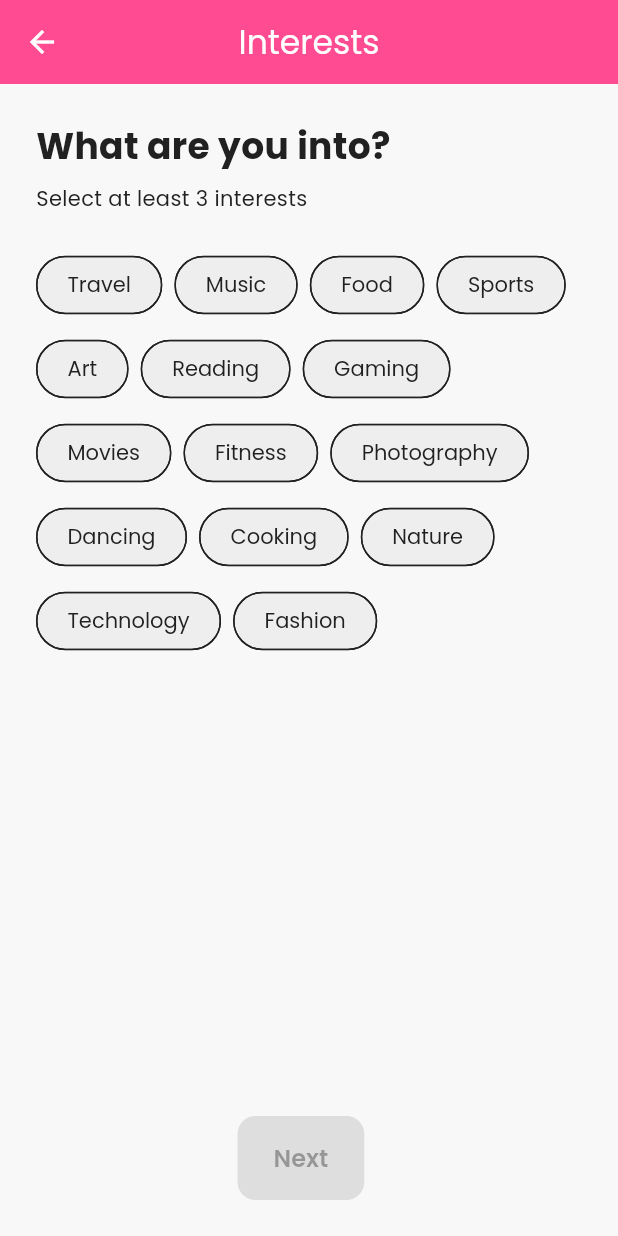
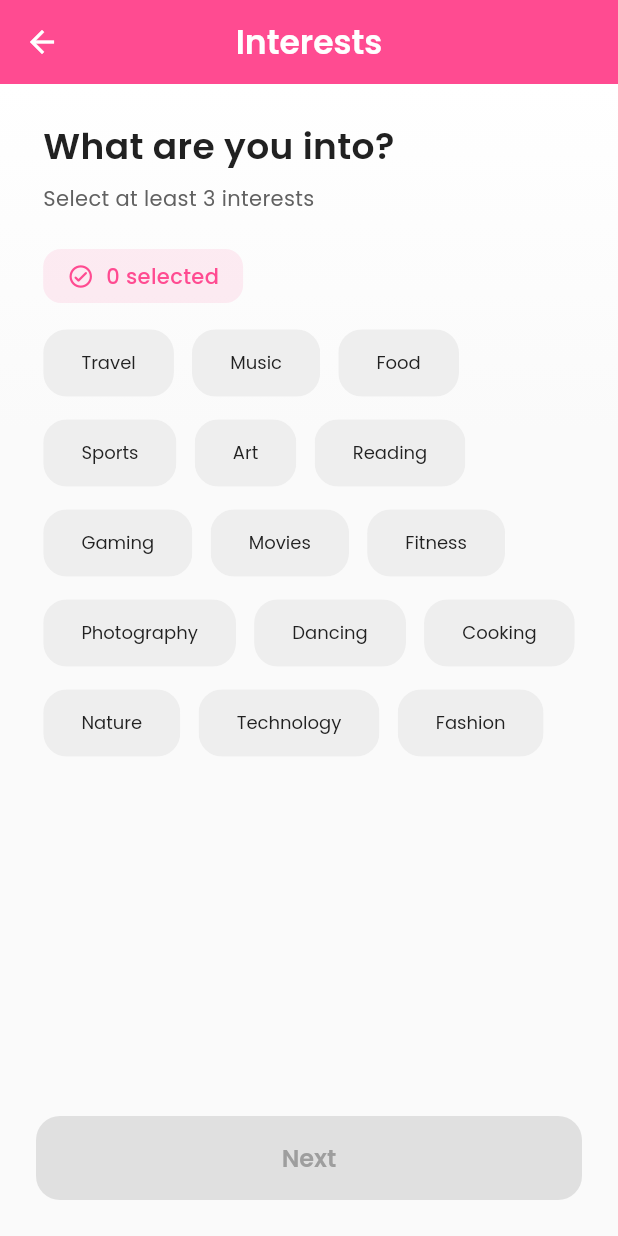
Before and after one commit to Edil-Ayehu/Flutter-Dating-App, a Flutter app: the InterestsScreen screen opened by its route, on a phone screen of 412 x 824 dp. Run offline on Flutter 3.47's test engine with Material 3 defaults, Android fonts, the phone set to English and light mode, and no system bars; our stand-ins replace google_fonts, image_picker; network calls fail.

Commit message:
interests screen ui

```diff
--- a/lib/features/onboarding/screens/interests_screen.dart
+++ b/lib/features/onboarding/screens/interests_screen.dart
@@ -18,12 +18,33 @@ class InterestsScreen extends StatelessWidget {
   @override
   Widget build(BuildContext context) {
     final provider = context.watch<OnboardingProvider>();
+    final isDarkMode = Theme.of(context).brightness == Brightness.dark;
+    final textColor = isDarkMode ? Colors.white : AppColors.textPrimaryLight;
 
     return Scaffold(
       appBar: AppBar(
-        title: const Text(AppStrings.interests),
+        title: Text(
+          AppStrings.interests,
+          style: TextStyle(
+            fontWeight: FontWeight.w600,
+            color: isDarkMode ? Colors.white : Colors.white,
           ),
-      body: Column(
+        ),
+        backgroundColor: isDarkMode ? AppColors.cardDark : AppColors.primary,
+        elevation: 0,
+      ),
+      body: Container(
+        decoration: BoxDecoration(
+          gradient: LinearGradient(
+            begin: Alignment.topCenter,
+            end: Alignment.bottomCenter,
+            colors: isDarkMode
+                ? [AppColors.cardDark, AppColors.backgroundDark]
+                : [Colors.white, Colors.grey.shade50],
+            stops: const [0.0, 0.3],
+          ),
+        ),
+        child: Column(
           children: [
             Expanded(
               child: Padding(
@@ -33,29 +54,88 @@ class InterestsScreen extends StatelessWidget {
                   children: [
                     Text(
                       'What are you into?',
-                    style: AppTextStyles.h2Light,
+                      style: AppTextStyles.h2Light.copyWith(
+                        color: textColor,
+                        fontWeight: FontWeight.w600,
+                      ),
                     ),
                     const SizedBox(height: 8),
                     Text(
                       'Select at least 3 interests',
-                    style: AppTextStyles.bodyMediumLight,
+                      style: AppTextStyles.bodyMediumLight.copyWith(
+                        color: isDarkMode ? Colors.grey.shade400 : Colors.grey.shade700,
+                      ),
                     ),
                     const SizedBox(height: 24),
+
+                    // Counter showing selected interests
+                    Container(
+                      margin: const EdgeInsets.only(bottom: 16),
+                      padding: const EdgeInsets.symmetric(horizontal: 16, vertical: 8),
+                      decoration: BoxDecoration(
+                        color: isDarkMode
+                            ? AppColors.primary.withOpacity(0.15)
+                            : AppColors.primary.withOpacity(0.1),
+                        borderRadius: BorderRadius.circular(12),
+                      ),
+                      child: Row(
+                        mainAxisSize: MainAxisSize.min,
+                        children: [
+                          Icon(
+                            Icons.check_circle_outline_rounded,
+                            size: 18,
+                            color: AppColors.primary,
+                          ),
+                          const SizedBox(width: 8),
+                          Text(
+                            '${provider.interests.length} selected',
+                            style: TextStyle(
+                              color: AppColors.primary,
+                              fontWeight: FontWeight.w500,
+                            ),
+                          ),
+                        ],
+                      ),
+                    ),
+
                     Expanded(
                       child: Wrap(
-                      spacing: 8,
-                      runSpacing: 8,
+                        spacing: 12,
+                        runSpacing: 12,
                         children: _availableInterests.map((interest) {
                           final isSelected = provider.interests.contains(interest);
-                        return FilterChip(
+                          return AnimatedScale(
+                            scale: isSelected ? 1.05 : 1.0,
+                            duration: const Duration(milliseconds: 150),
+                            child: FilterChip(
                               label: Text(interest),
                               selected: isSelected,
                               onSelected: (_) => provider.toggleInterest(interest),
-                          backgroundColor: Colors.grey[200],
-                          selectedColor: AppColors.primaryLight,
+                              backgroundColor: isDarkMode
+                                  ? Colors.grey.shade800
+                                  : Colors.grey.shade200,
+                              selectedColor: isDarkMode
+                                  ? AppColors.primary.withOpacity(0.3)
+                                  : AppColors.primaryLight,
                               checkmarkColor: AppColors.primary,
-                          labelStyle: AppTextStyles.bodyMediumLight.copyWith(
-                            color: isSelected ? AppColors.primary : null,
+                              labelStyle: TextStyle(
+                                color: isSelected
+                                    ? AppColors.primary
+                                    : isDarkMode ? Colors.white : AppColors.textPrimaryLight,
+                                fontWeight: isSelected ? FontWeight.w600 : FontWeight.w400,
+                              ),
+                              padding: const EdgeInsets.symmetric(horizontal: 16, vertical: 12),
+                              shape: RoundedRectangleBorder(
+                                borderRadius: BorderRadius.circular(16),
+                                side: BorderSide(
+                                  color: isSelected
+                                      ? AppColors.primary
+                                      : Colors.transparent,
+                                  width: 1.5,
+                                ),
+                              ),
+                              elevation: isSelected ? 2 : 0,
+                              pressElevation: 0,
                             ),
                           );
                         }).toList(),
@@ -65,17 +145,40 @@ class InterestsScreen extends StatelessWidget {
                 ),
               ),
             ),
-          Padding(
+            Container(
+              width: double.infinity,
               padding: const EdgeInsets.all(24),
               child: ElevatedButton(
                 onPressed: provider.interests.length >= 3
                     ? () => Navigator.pushNamed(context, RouteNames.locationPermission)
                     : null,
-              child: Text(AppStrings.next),
+                style: ElevatedButton.styleFrom(
+                  backgroundColor: AppColors.primary,
+                  foregroundColor: Colors.white,
+                  padding: const EdgeInsets.symmetric(vertical: 16),
+                  shape: RoundedRectangleBorder(
+                    borderRadius: BorderRadius.circular(16),
+                  ),
+                  elevation: 0,
+                  disabledBackgroundColor: isDarkMode
+                      ? Colors.grey.shade800
+                      : Colors.grey.shade300,
+                  disabledForegroundColor: isDarkMode
+                      ? Colors.grey.shade600
+                      : Colors.grey.shade500,
+                ),
+                child: Text(
+                  AppStrings.next,
+                  style: const TextStyle(
+                    fontSize: 16,
+                    fontWeight: FontWeight.w600,
+                  ),
+                ),
               ),
             ),
           ],
         ),
+      ),
     );
   }
 }
```
Lines whose indentation alone changed are shown as unchanged.
